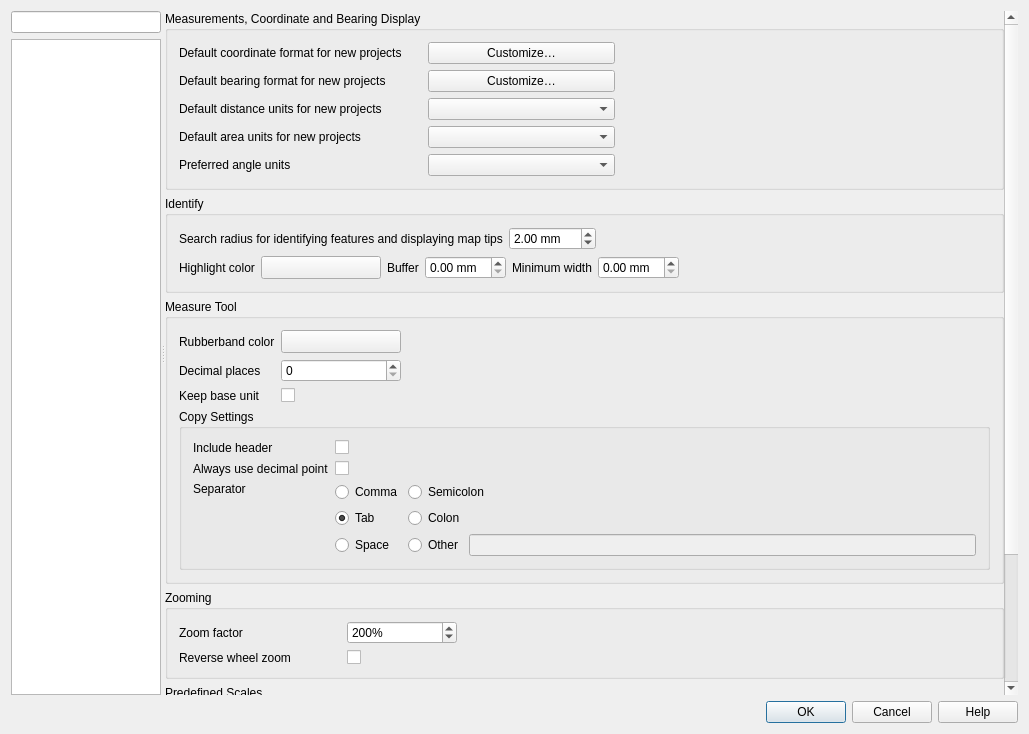
Above: src/ui/qgsoptionsbase.ui from qgis/QGIS before the change. Below: the same form after it.
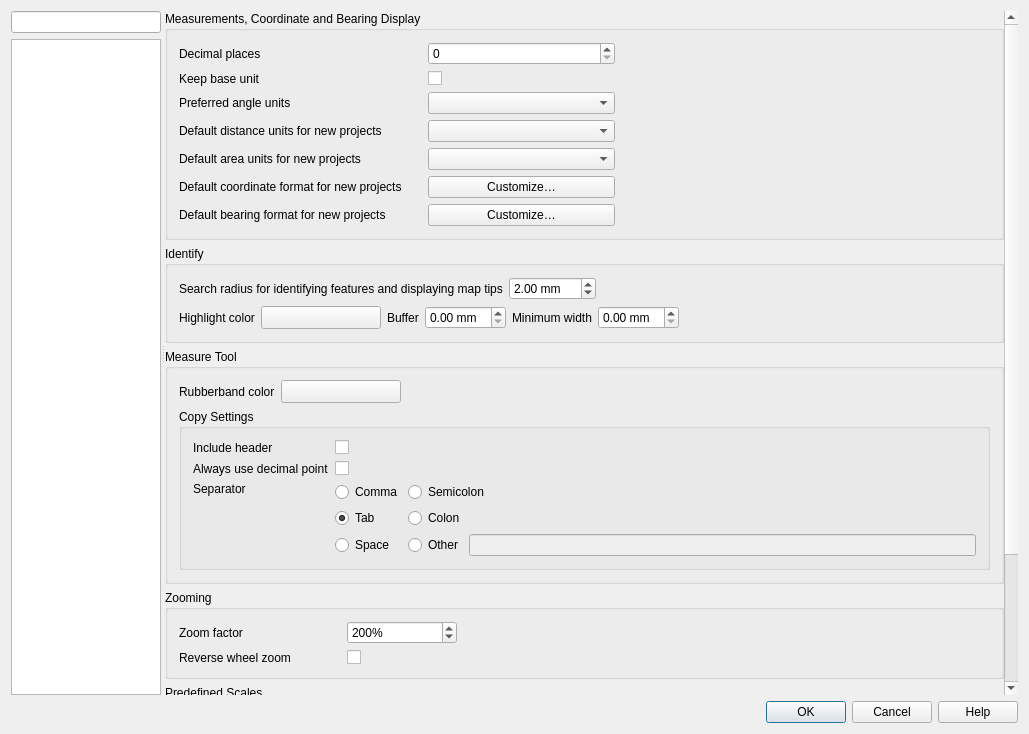
That is the form after the change. The open tabs and pages were chosen to show the change. Icons and pictures are not drawn. Custom widgets are drawn as their Qt base class.

Commit message:
Move also "decimal place" and "keep base unit" options
and reorder widgets in the group

Patch:
```diff
--- a/src/ui/qgsoptionsbase.ui
+++ b/src/ui/qgsoptionsbase.ui
@@ -2862,84 +2862,111 @@
                   <string notr="true">projgeneral</string>
                  </property>
                  <layout class="QGridLayout" name="gridLayout_30" columnstretch="0,0,3,6">
-                  <item row="1" column="2">
-                   <widget class="QPushButton" name="mCustomizeBearingFormatButton">
+                  <item row="4" column="0">
+                   <widget class="QLabel" name="textLabel1_11">
                     <property name="text">
-                     <string>Customize…</string>
+                     <string>Default distance units for new projects</string>
                     </property>
                    </widget>
                   </item>
-                  <item row="1" column="0">
-                   <widget class="QLabel" name="label_69">
-                    <property name="text">
-                     <string>Default bearing format for new projects</string>
-                    </property>
-                   </widget>
-                  </item>
-                  <item row="1" column="3">
-                   <spacer name="horizontalSpacer_10">
-                    <property name="orientation">
-                     <enum>Qt::Horizontal</enum>
-                    </property>
-                    <property name="sizeHint" stdset="0">
-                     <size>
-                      <width>40</width>
-                      <height>20</height>
-                     </size>
-                    </property>
-                   </spacer>
-                  </item>
-                  <item row="1" column="1">
-                   <spacer name="horizontalSpacer_11">
-                    <property name="orientation">
-                     <enum>Qt::Horizontal</enum>
-                    </property>
-                    <property name="sizeType">
-                     <enum>QSizePolicy::Maximum</enum>
-                    </property>
-                    <property name="sizeHint" stdset="0">
-                     <size>
-                      <width>20</width>
-                      <height>20</height>
-                     </size>
-                    </property>
-                   </spacer>
-                  </item>
-                  <item row="0" column="0">
+                  <item row="7" column="0">
                    <widget class="QLabel" name="label_72">
                     <property name="text">
                      <string>Default coordinate format for new projects</string>
                     </property>
                    </widget>
                   </item>
-                  <item row="0" column="2">
+                  <item row="7" column="2">
                    <widget class="QPushButton" name="mCustomizeCoordinateFormatButton">
                     <property name="text">
                      <string>Customize…</string>
                     </property>
                    </widget>
                   </item>
-                  <item row="2" column="0">
-                   <widget class="QLabel" name="textLabel1_11">
-                    <property name="text">
-                     <string>Default distance units for new projects</string>
-                    </property>
-                   </widget>
-                  </item>
-                  <item row="2" column="2">
+                  <item row="4" column="2">
                    <widget class="QComboBox" name="mDistanceUnitsComboBox"/>
                   </item>
-                  <item row="3" column="0">
+                  <item row="0" column="0">
+                   <widget class="QLabel" name="label_12">
+                    <property name="text">
+                     <string>Decimal places</string>
+                    </property>
+                   </widget>
+                  </item>
+                  <item row="0" column="2">
+                   <widget class="QgsSpinBox" name="mDecimalPlacesSpinBox"/>
+                  </item>
+                  <item row="5" column="2">
+                   <widget class="QComboBox" name="mAreaUnitsComboBox"/>
+                  </item>
+                  <item row="1" column="0">
+                   <widget class="QLabel" name="label_13">
+                    <property name="toolTip">
+                     <string>If unchecked large numbers will be converted from m. to km. and from ft. to miles</string>
+                    </property>
+                    <property name="text">
+                     <string>Keep base unit</string>
+                    </property>
+                   </widget>
+                  </item>
+                  <item row="1" column="2">
+                   <widget class="QCheckBox" name="mKeepBaseUnitCheckBox">
+                    <property name="text">
+                     <string/>
+                    </property>
+                   </widget>
+                  </item>
+                  <item row="5" column="0">
                    <widget class="QLabel" name="textLabel1_14">
                     <property name="text">
                      <string>Default area units for new projects</string>
                     </property>
                    </widget>
                   </item>
-                  <item row="3" column="2">
-                   <widget class="QComboBox" name="mAreaUnitsComboBox"/>
+                  <item row="8" column="0">
+                   <widget class="QLabel" name="label_69">
+                    <property name="text">
+                     <string>Default bearing format for new projects</string>
+                    </property>
+                   </widget>
                   </item>
-                  <item row="4" column="0">
+                  <item row="8" column="1">
+                   <spacer name="horizontalSpacer_11">
+                    <property name="orientation">
+                     <enum>Qt::Horizontal</enum>
+                    </property>
+                    <property name="sizeType">
+                     <enum>QSizePolicy::Maximum</enum>
+                    </property>
+                    <property name="sizeHint" stdset="0">
+                     <size>
+                      <width>20</width>
+                      <height>20</height>
+                     </size>
+                    </property>
+                   </spacer>
+                  </item>
+                  <item row="8" column="2">
+                   <widget class="QPushButton" name="mCustomizeBearingFormatButton">
+                    <property name="text">
+                     <string>Customize…</string>
+                    </property>
+                   </widget>
+                  </item>
+                  <item row="8" column="3">
+                   <spacer name="horizontalSpacer_10">
+                    <property name="orientation">
+                     <enum>Qt::Horizontal</enum>
+                    </property>
+                    <property name="sizeHint" stdset="0">
+                     <size>
+                      <width>40</width>
+                      <height>20</height>
+                     </size>
+                    </property>
+                   </spacer>
+                  </item>
+                  <item row="2" column="0">
                    <widget class="QLabel" name="mAngleUnitsLabel">
                     <property name="toolTip">
                      <string>Specifies the angle unit to use in te current and new projects.</string>
@@ -2949,7 +2976,7 @@
                     </property>
                    </widget>
                   </item>
-                  <item row="4" column="2">
+                  <item row="2" column="2">
                    <widget class="QComboBox" name="mAngleUnitsComboBox"/>
                   </item>
                  </layout>
@@ -3147,33 +3174,6 @@
                     </property>
                    </widget>
                   </item>
-                  <item row="2" column="1">
-                   <widget class="QCheckBox" name="mKeepBaseUnitCheckBox">
-                    <property name="text">
-                     <string/>
-                    </property>
-                   </widget>
-                  </item>
-                  <item row="1" column="0">
-                   <widget class="QLabel" name="label_12">
-                    <property name="text">
-                     <string>Decimal places</string>
-                    </property>
-                   </widget>
-                  </item>
-                  <item row="2" column="0">
-                   <widget class="QLabel" name="label_13">
-                    <property name="toolTip">
-                     <string>If unchecked large numbers will be converted from m. to km. and from ft. to miles</string>
-                    </property>
-                    <property name="text">
-                     <string>Keep base unit</string>
-                    </property>
-                   </widget>
-                  </item>
-                  <item row="1" column="1">
-                   <widget class="QgsSpinBox" name="mDecimalPlacesSpinBox"/>
-                  </item>
                   <item row="3" column="0" colspan="3">
                    <widget class="QgsCollapsibleGroupBox" name="mMeasureToolCopySettingsGroupBox">
                     <property name="title">
```
Left out of the diff: 10 changed lines with no effect on the pictures.
